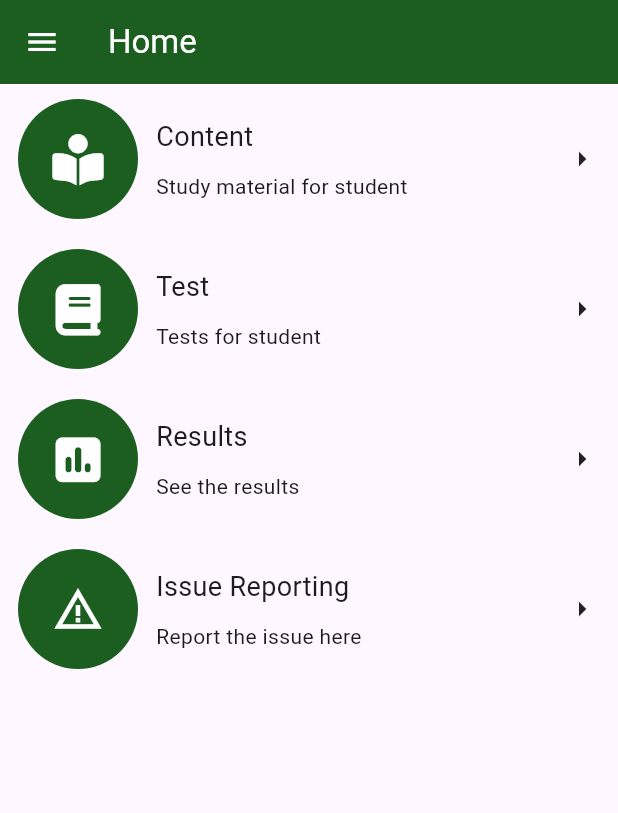
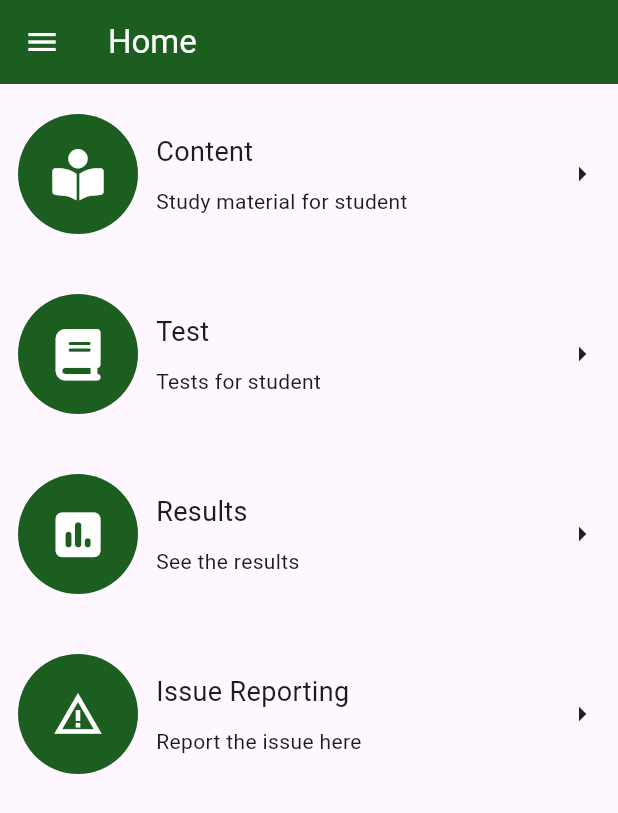
Before and after one commit to chindamsaiprasad/jeeni, a Flutter app: the Dashboard screen opened directly, on a phone screen of 412 x 824 dp. Shown: the top 813 px of the screen. Run offline on Flutter 3.47's test engine with Material 3 defaults, Android fonts, the light colour scheme and no system bars; our stand-ins replace cached_network_image, device_info_plus, flutter_easyloading, font_awesome_flutter, hooks_riverpod, image_picker and 6 more; missing offline and left inert: syncfusion_flutter_pdfviewer; accounts and stored records are empty.

Commit message:
update version change

```diff
--- a/lib/pages/home_page.dart
+++ b/lib/pages/home_page.dart
@@ -110,7 +110,7 @@ class _HomePageState extends ConsumerState<HomePage> {
   Widget navigationList(VoidCallback ontap, IconData leadingIcon,
       String titleText, String subTitleText, IconData trallingIcon) {
     return CustomListTile(
-      height: 100,
+      height: 120,
       onTap: ontap,
       leading: JeeniIcon(iconData: leadingIcon),
       title: Text(titleText),
--- a/pubspec.yaml
+++ b/pubspec.yaml
@@ -16,7 +16,7 @@ publish_to: "none" # Remove this line if you wish to publish to pub.dev
 # https://developer.apple.com/library/archive/documentation/General/Reference/InfoPlistKeyReference/Articles/CoreFoundationKeys.html
 # In Windows, build-name is used as the major, minor, and patch parts
 # of the product and file versions while build-number is used as the build suffix.
-version: 1.0.2+1
+version: 1.0.1+7
 
 environment:
   sdk: ">=3.0.5 <4.0.0"
```
